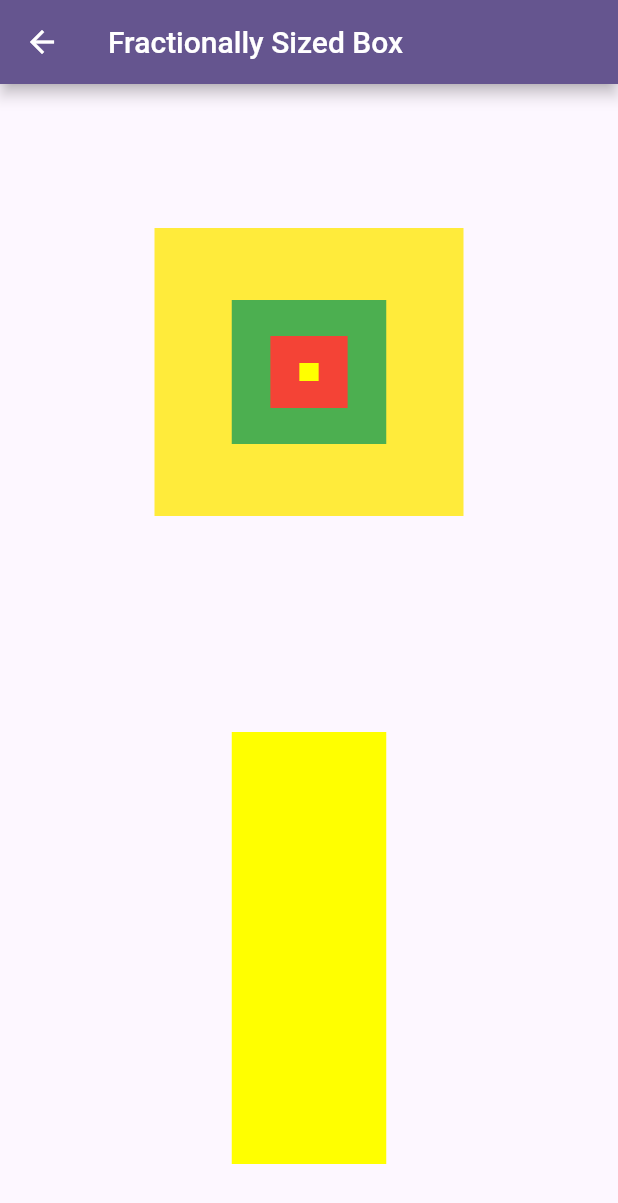
After one commit to omarSuarezRodriguez/flutter_apps_with_package, a Flutter app: the LFractionallySizedBoxExample screen opened by its route, on a phone screen of 412 x 824 dp. The commit adds this screen. Shown: the top 1203 px of the screen. Run offline on Flutter 3.47's test engine with Material 2 defaults, Android fonts, the phone set to English and light mode, and no system bars; our stand-ins replace get, get_storage, readmore; missing offline and left inert: flutter_barcode_scanner; accounts and stored records are empty.

Commit message:
example 91

```diff
--- /dev/null
+++ b/lib/src/basics_screen/pages/90_fractionally_sized_box_example.dart
@@ -0,0 +1,72 @@
+import 'package:flutter/material.dart';
+
+class LFractionallySizedBoxExample extends StatelessWidget {
+  const LFractionallySizedBoxExample({super.key});
+
+  @override
+  Widget build(BuildContext context) {
+    return Scaffold(
+      appBar: AppBar(title: const Text('Fractionally Sized Box')),
+      body: const Center(
+        child: LFractionallySizedBox(),
+      ),
+    );
+  }
+}
+
+
+
+class LFractionallySizedBox extends StatelessWidget {
+  const LFractionallySizedBox({super.key});
+
+  @override
+  Widget build(BuildContext context) {
+    return Column(
+      children: <Widget>[
+        Expanded(
+            child: Container(
+          height: MediaQuery.of(context).size.height / 2,
+          child: FractionallySizedBox(
+            heightFactor: 0.5,
+            widthFactor: 0.5,
+            child: Container(
+              color: Colors.yellow,
+              child: FractionallySizedBox(
+                heightFactor: 0.5,
+                widthFactor: 0.5,
+                child: Container(
+                  color: Colors.green,
+                  child: FractionallySizedBox(
+                    heightFactor: 0.5,
+                    widthFactor: 0.5,
+                    child: Container(
+                      color: Colors.red,
+                      child: FractionallySizedBox(
+                        heightFactor: 0.25,
+                        widthFactor: 0.25,
+                        child: Container(
+                          color: Colors.yellowAccent,
+                        ),
+                      ),
+                    ),
+                  ),
+                ),
+              ),
+            ),
+          ),
+        )),
+        Expanded(
+          child: Container(
+            child: FractionallySizedBox(
+              heightFactor: 0.75,
+              widthFactor: 0.25,
+              child: Container(
+                color: Colors.yellowAccent,
+              ),
+            ),
+          ),
+        )
+      ],
+    );
+  }
+}
--- a/lib/src/routes/routes.dart
+++ b/lib/src/routes/routes.dart
@@ -8,6 +8,8 @@ import 'package:flutter_apps_with_package/src/basics_screen/pages/86_rotated_box
 import 'package:flutter_apps_with_package/src/basics_screen/pages/87_future_builder_example.dart';
 import 'package:flutter_apps_with_package/src/basics_screen/pages/88_stream_widget_example.dart';
 import 'package:flutter_apps_with_package/src/basics_screen/pages/89_tooltip_example.dart';
+import 'package:flutter_apps_with_package/src/basics_screen/pages/90_fractionally_sized_box_example.dart';
+import 'package:flutter_apps_with_package/src/basics_screen/pages/91_single_child_scrollview_example.dart';
 
 import 'package:flutter_apps_with_package/src/projects_screen/projects/05_barcode_scan_app/main.dart';
 import 'package:flutter_apps_with_package/src/projects_screen/projects/06_android_messages_app/main.dart';
@@ -229,6 +231,8 @@ Map<String, WidgetBuilder> getApplicationRoutes() {
     '/basics_87'           : (BuildContext context) => const LFutureBuilderExample(),
     '/basics_88'           : (BuildContext context) => const LStreamBuilderExample(),
     '/basics_89'           : (BuildContext context) => const LTooltipExample(),
+    '/basics_90'           : (BuildContext context) => const LFractionallySizedBoxExample(),
+    '/basics_91'           : (BuildContext context) => const LSingleChildScrollViewExample(),
 
 
 
```
Also changed, not shown: lib/src/basics_screen/basics_screen.dart (+28 -0 lines), lib/src/basics_screen/pages/91_single_child_scrollview_example.dart (added, +92 -0 lines).
